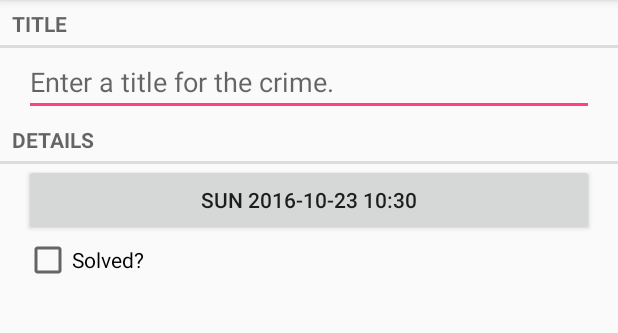
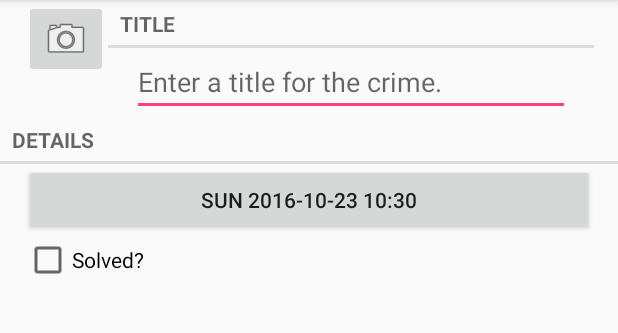
Before and after one commit to Malonglong2016/androidProgramming, an Android app: the CrimeFragment screen opened directly, with no data from a screen before it, on a phone screen of 412 x 824 dp, the part 84-417 px from its top. Run offline under Robolectric (Android 15) with nearby library versions, the phone set to English and light mode, and no system bars.

Commit message:
相机功能

```diff
--- a/criminalintent/src/main/java/com/example/longhsao/criminalintent/fragment/CrimeFragment.java
+++ b/criminalintent/src/main/java/com/example/longhsao/criminalintent/fragment/CrimeFragment.java
@@ -24,6 +24,7 @@ import android.widget.CompoundButton;
 import android.widget.EditText;
 
 import com.example.longhsao.criminalintent.R;
+import com.example.longhsao.criminalintent.activity.CrimenCameraActivity;
 import com.example.longhsao.criminalintent.bean.Crime;
 import com.example.longhsao.criminalintent.bean.CrimeLab;
 
@@ -74,6 +75,14 @@ public class CrimeFragment extends Fragment {
         mTitleField = (EditText) v.findViewById(R.id.crime_title);
         mDateButton = (Button) v.findViewById(R.id.crime_date);
         mSolvedCheckbox = (CheckBox) v.findViewById(R.id.crime_solved);
+        View crime_imageButton = v.findViewById(R.id.crime_imageButton);
+        crime_imageButton.setOnClickListener(new View.OnClickListener() {
+            @Override
+            public void onClick(View v) {
+                Intent i = new Intent(getActivity(), CrimenCameraActivity.class);
+                startActivity(i);
+            }
+        });
 
         mTitleField.setText(mCrime.getmTitle());
         mSolvedCheckbox.setChecked(mCrime.ismSolved());
--- a/criminalintent/src/main/res/layout/fragment_crime.xml
+++ b/criminalintent/src/main/res/layout/fragment_crime.xml
@@ -4,6 +4,22 @@
     android:layout_height="match_parent"
     android:orientation="vertical">
 
+    <LinearLayout
+        android:layout_width="match_parent"
+        android:layout_height="wrap_content"
+        android:orientation="horizontal"
+        android:layout_marginLeft="16dp"
+        android:layout_marginRight="16dp">
+        <ImageButton
+            android:id="@+id/crime_imageButton"
+            android:layout_width="wrap_content"
+            android:layout_height="wrap_content"
+            android:src="@android:drawable/ic_menu_camera"/>
+        <LinearLayout
+            android:layout_width="0dp"
+            android:layout_height="wrap_content"
+            android:orientation="vertical"
+            android:layout_weight="1">
             <TextView
                 android:layout_width="match_parent"
                 android:layout_height="wrap_content"
@@ -17,6 +33,12 @@
                 android:layout_marginLeft="16sp"
                 android:layout_marginRight="16sp"
                 android:hint="@string/crime_title_hint"/>
+        </LinearLayout>
+
+    </LinearLayout>
+
+
+
 
     <TextView
         android:layout_width="match_parent"
@@ -31,9 +53,9 @@
         android:layout_marginLeft="16sp"
         android:layout_marginRight="16sp"/>
 
-    <CheckBox
+    <android.support.v7.widget.AppCompatCheckBox
         android:id="@+id/crime_solved"
-        android:layout_width="match_parent"
+        android:layout_width="wrap_content"
         android:layout_height="wrap_content"
         android:layout_marginLeft="16sp"
         android:layout_marginRight="16sp"
```
Also changed, not shown: criminalintent/src/main/java/com/example/longhsao/criminalintent/activity/CrimenCameraActivity.java (+11 -0 lines), criminalintent/src/main/java/com/example/longhsao/criminalintent/fragment/CrimeCameraFragment.java (+64 -5 lines), criminalintent/src/main/res/layout/fragment_crime_camera.xml (+14 -4 lines). Lines whose indentation alone changed are shown as unchanged.
